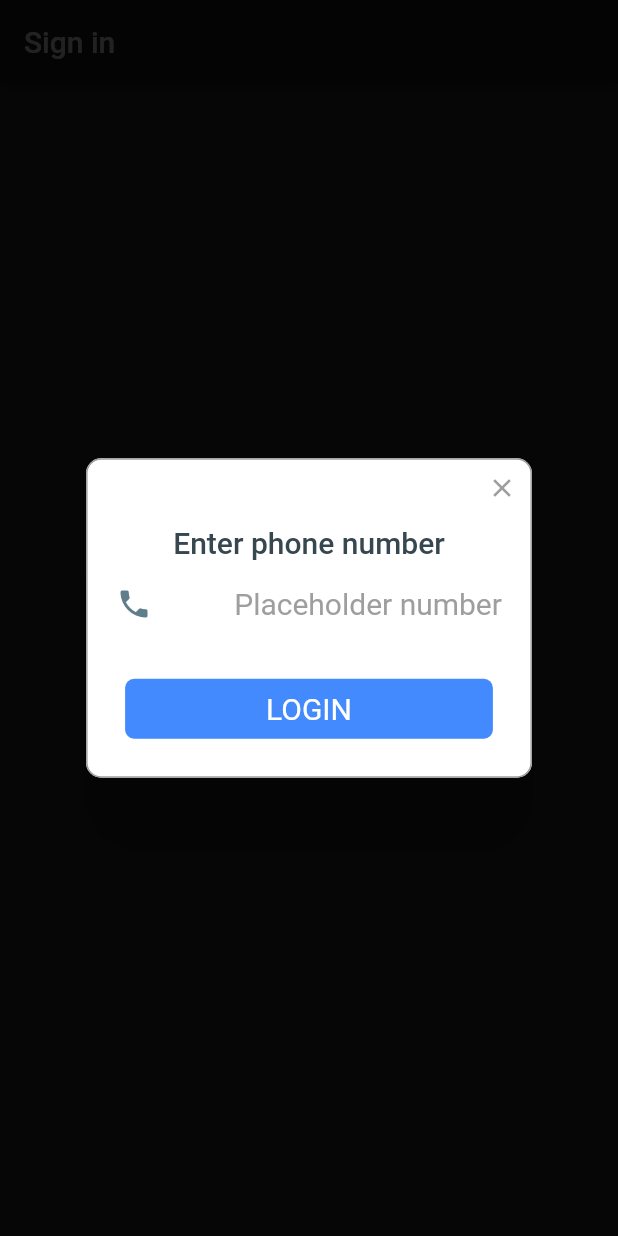
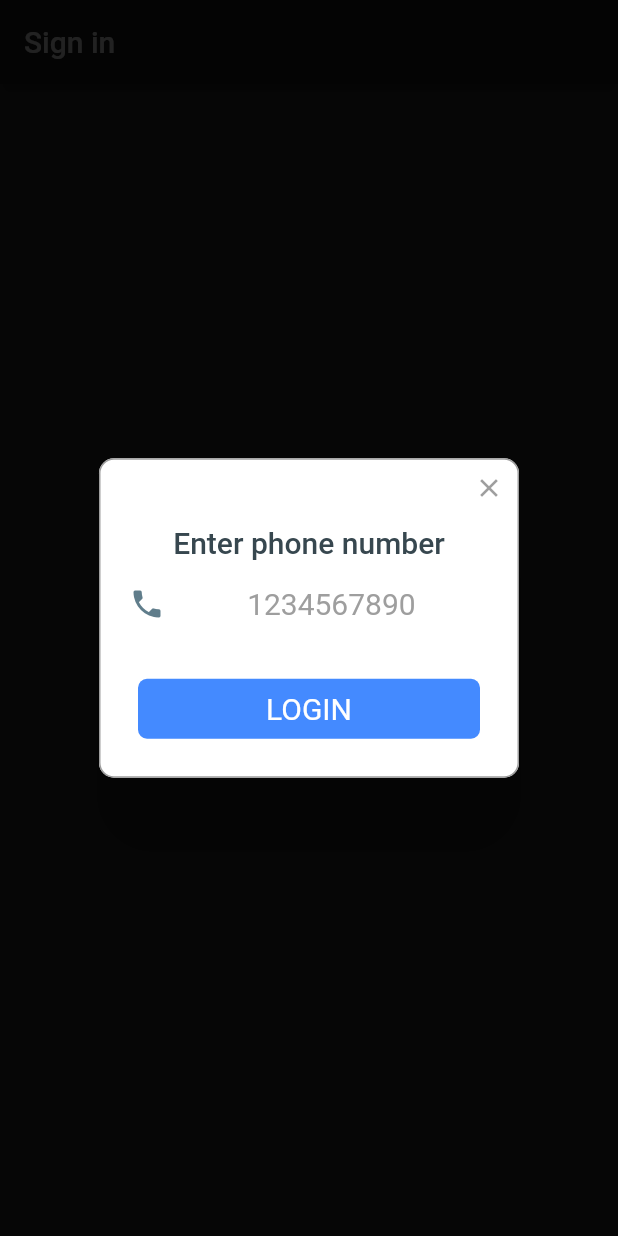
Before and after one commit to ritwik-ghosh153/dummy_account_flutter, a Flutter app: the screen it shows after launch, after a tap on "Log in with phone number", on a phone screen of 412 x 824 dp. Run offline on Flutter 3.47's test engine with Material 2 defaults, Android fonts, the phone set to English and light mode, and no system bars; drawn by our look-alikes of rflutter_alert; our stand-ins replace cloud_firestore, firebase_auth, google_sign_in, image_picker; accounts and stored records are empty.

Commit message:
added screenshots

```diff
--- a/lib/signin.dart
+++ b/lib/signin.dart
@@ -204,7 +204,7 @@ class Signin extends StatelessWidget {
                         decoration: InputDecoration(
                           prefixText: '+91 ',
                           icon: Icon(Icons.phone, color: Colors.blueGrey,),
-                          hintText: 'Placeholder number',
+                          hintText: '1234567890',
                           hintStyle: TextStyle(color: Colors.grey),
                           focusColor: Colors.black,
                         ),
```
Also changed, not shown: 7 other files.
